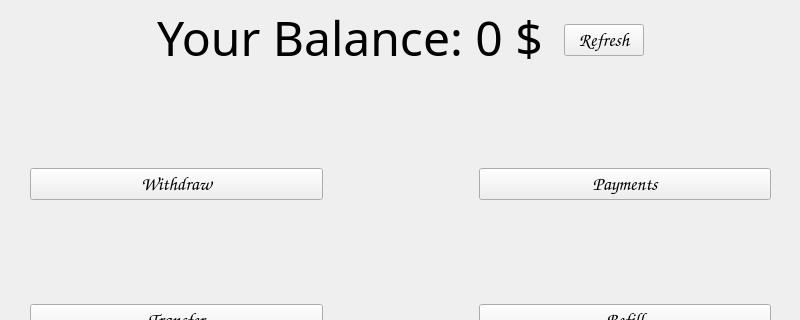
The window that frontend/menus/MainMenu/mainmenu.ui (grytsiuko/QuadroBank) describes before a commit, drawn with Qt 5; both pictures show x 0 to 800 and y 0 to 320 of the 800 by 600 pixel window.
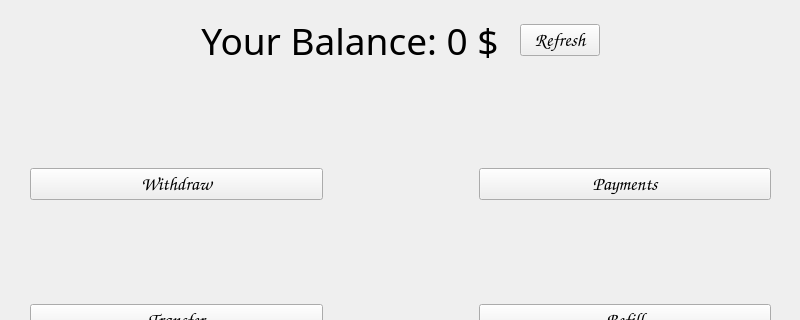
The same window after the commit.

What changed in the file:
```diff
--- a/frontend/menus/MainMenu/mainmenu.ui
+++ b/frontend/menus/MainMenu/mainmenu.ui
@@ -125,7 +125,7 @@
       <property name="font">
        <font>
         <family>Playbill</family>
-        <pointsize>36</pointsize>
+        <pointsize>28</pointsize>
        </font>
       </property>
       <property name="text">
@@ -135,7 +135,7 @@
        <enum>Qt::PlainText</enum>
       </property>
       <property name="alignment">
-       <set>Qt::AlignBottom|Qt::AlignHCenter</set>
+       <set>Qt::AlignCenter</set>
       </property>
      </widget>
     </item>
```
